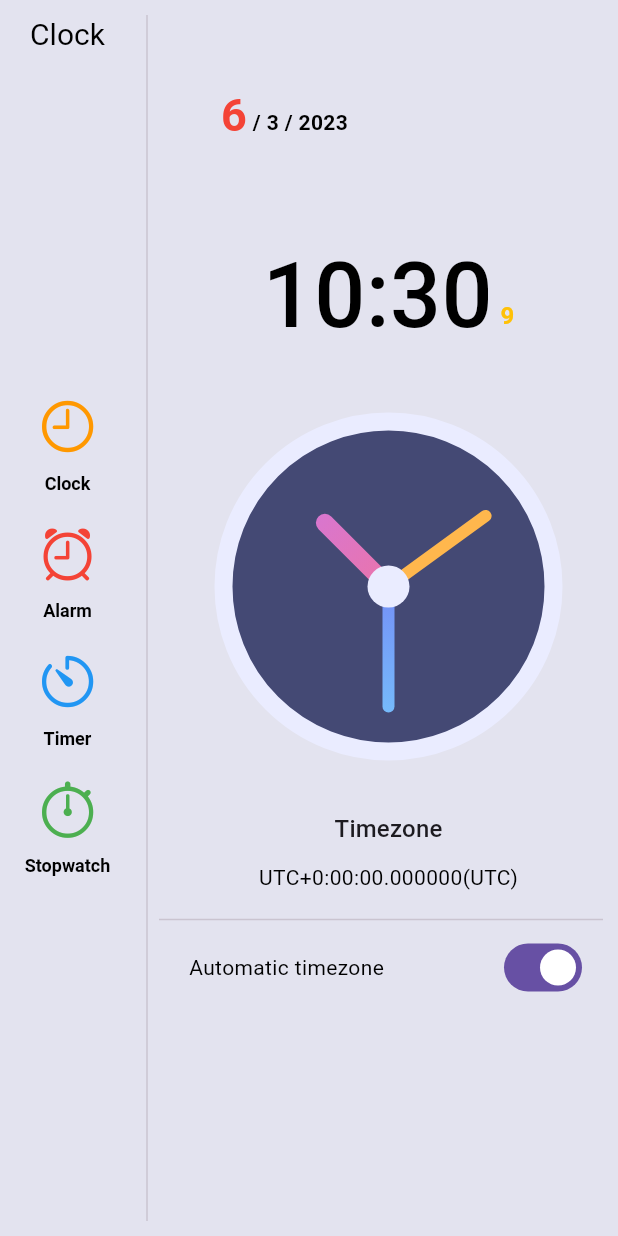
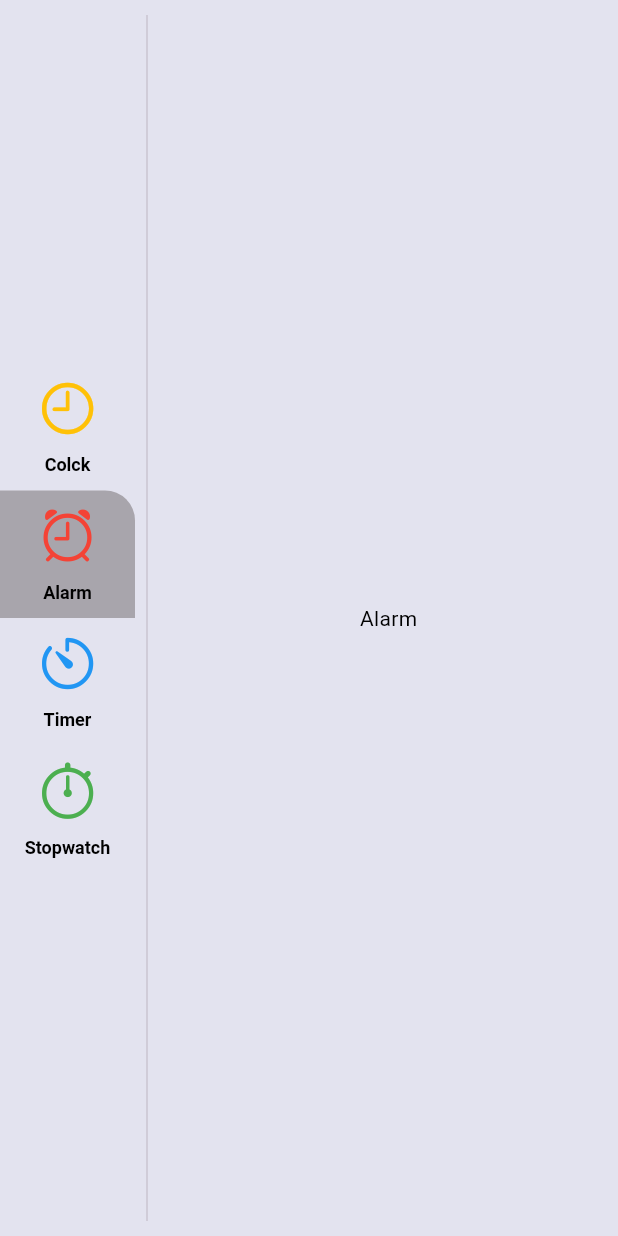
Before and after one commit to Shameerpc5029/Clock-App, a Flutter app: the screen it shows after launch, after a tap on "Alarm", on a phone screen of 412 x 824 dp. Run offline on Flutter 3.47's test engine with Material 2 defaults, Android fonts, the phone set to English and light mode, and no system bars.

Commit message:
clock view completed

```diff
--- /dev/null
+++ b/lib/common/data/data.dart
@@ -0,0 +1,31 @@
+import 'package:clock_app/controller/manu_info_controller.dart';
+import 'package:clock_app/model/manu_type_enum.dart';
+import 'package:flutter/cupertino.dart';
+import 'package:flutter/material.dart';
+
+List<MenuInfoCondroller> menuItem = [
+  MenuInfoCondroller(
+    MenuType.clock,
+    title: 'Colck',
+    icon: CupertinoIcons.clock,
+    color: Colors.amber,
+  ),
+  MenuInfoCondroller(
+    MenuType.alarm,
+    title: 'Alarm',
+    icon: CupertinoIcons.alarm,
+    color: Colors.red,
+  ),
+  MenuInfoCondroller(
+    MenuType.timer,
+    title: 'Timer',
+    icon: CupertinoIcons.timer,
+    color: Colors.blue,
+  ),
+  MenuInfoCondroller(
+    MenuType.stopwatch,
+    title: 'Stopwatch',
+    icon: CupertinoIcons.stopwatch,
+    color: Colors.green,
+  ),
+];
--- a/lib/common/style/colors.dart
+++ b/lib/common/style/colors.dart
@@ -3,4 +3,7 @@ import 'package:flutter/material.dart';
 class AppColors {
   Color backgroundDarkColor = const Color(0xFF2D2F41);
   Color backgroundLightColor = const Color.fromARGB(255, 227, 227, 239);
+  Color shadowColor = const Color.fromARGB(110, 91, 83, 83);
+
+
 }
--- a/lib/controller/home_controller.dart
+++ b/lib/controller/home_controller.dart
@@ -6,7 +6,6 @@ class HomeController extends ChangeNotifier {
   DateTime dateTime = DateTime.now();
   late Timer timer;
 
-  // DateTime get _dateTime => dateTime;
   void clock() {
     timer = Timer.periodic(const Duration(seconds: 1), (timer) {
       dateTime = DateTime.now();
--- /dev/null
+++ b/lib/controller/manu_info_controller.dart
@@ -0,0 +1,17 @@
+import 'package:clock_app/model/manu_type_enum.dart';
+import 'package:flutter/material.dart';
+
+class MenuInfoCondroller extends ChangeNotifier {
+  MenuType menuType;
+  String? title;
+  IconData? icon;
+  Color? color;
+
+  MenuInfoCondroller(this.menuType, {this.title, this.icon, this.color});
+  void updateManu(MenuInfoCondroller menuInfoCondroller) {
+    menuType = menuInfoCondroller.menuType;
+    title = menuInfoCondroller.title;
+    icon = menuInfoCondroller.icon;
+    notifyListeners();
+  }
+}
--- a/lib/main.dart
+++ b/lib/main.dart
@@ -1,5 +1,7 @@
 import 'package:clock_app/common/style/theme.dart';
 import 'package:clock_app/controller/home_controller.dart';
+import 'package:clock_app/controller/manu_info_controller.dart';
+import 'package:clock_app/model/manu_type_enum.dart';
 import 'package:clock_app/screens/home/home_screen.dart';
 import 'package:flutter/material.dart';
 import 'package:provider/provider.dart';
@@ -19,14 +21,17 @@ class MyApp extends StatelessWidget {
       providers: [
         ChangeNotifierProvider(
           create: (context) => HomeController(),
-        )
+        ),
       ],
       child: MaterialApp(
         debugShowCheckedModeBanner: false,
         darkTheme: darkTheme(),
         theme: lightTheme(),
         themeMode: ThemeMode.system,
-        home: const HomeScrenn(),
+        home: ChangeNotifierProvider<MenuInfoCondroller>(
+          create: (context) => MenuInfoCondroller(MenuType.clock),
+          child: const HomeScrenn(),
+        ),
       ),
     );
   }
--- /dev/null
+++ b/lib/model/manu_type_enum.dart
@@ -0,0 +1,6 @@
+enum MenuType {
+  clock,
+  alarm,
+  timer,
+  stopwatch,
+}
--- /dev/null
+++ b/lib/screens/alarm/alarm_view.dart
@@ -0,0 +1,20 @@
+import 'package:flutter/material.dart';
+
+class AlarmView extends StatelessWidget {
+  const AlarmView({
+    super.key,
+  });
+
+  @override
+  Widget build(BuildContext context) {
+    return SingleChildScrollView(
+      child: Column(
+        children: const [
+          Text(
+            "Alarm",
+          ),
+        ],
+      ),
+    );
+  }
+}
--- /dev/null
+++ b/lib/screens/clock/clock_view.dart
@@ -0,0 +1,110 @@
+import 'dart:math';
+
+import 'package:clock_app/common/style/sizes.dart';
+import 'package:clock_app/controller/home_controller.dart';
+import 'package:clock_app/screens/clock/widgets/clock_painter.dart';
+
+import 'package:flutter/material.dart';
+import 'package:provider/provider.dart';
+
+class ClockView extends StatelessWidget {
+  const ClockView({super.key});
+
+  @override
+  Widget build(BuildContext context) {
+    final size = MediaQuery.of(context);
+    WidgetsBinding.instance.addPostFrameCallback((timeStamp) {
+      Provider.of<HomeController>(context, listen: false).clock();
+    });
+    return Consumer<HomeController>(
+      builder: (context, value, child) {
+        return SingleChildScrollView(
+            child: Stack(
+          clipBehavior: Clip.none,
+          children: [
+            Positioned(
+              top: size.size.height * -.15,
+              child: Text(
+                "Clock",
+                style: Theme.of(context).textTheme.titleLarge,
+              ),
+            ),
+            Column(
+              children: [
+                Row(
+                  mainAxisAlignment: MainAxisAlignment.center,
+                  children: [
+                    Text(
+                      "${value.dateTime.day}",
+                      style: const TextStyle(
+                        fontWeight: FontWeight.bold,
+                        fontSize: 30,
+                        color: Colors.red,
+                      ),
+                    ),
+                    Padding(
+                      padding: const EdgeInsets.only(top: 10.0),
+                      child: Text(
+                        " / ${value.dateTime.month} / ${value.dateTime.year}",
+                        style: const TextStyle(
+                          fontWeight: FontWeight.bold,
+                          fontSize: 14,
+                        ),
+                      ),
+                    ),
+                  ],
+                ),
+                Row(
+                  mainAxisAlignment: MainAxisAlignment.center,
+                  children: [
+                    Text(
+                      "${value.dateTime.hour.toString().padLeft(2, '0')}:${value.dateTime.minute.toString().padLeft(2, '0')}",
+                      style: const TextStyle(
+                        fontWeight: FontWeight.w500,
+                        fontSize: 60,
+                      ),
+                    ),
+                    KSizedBox().width5,
+                    Padding(
+                      padding: const EdgeInsets.only(top: 25.0),
+                      child: Text(
+                        value.dateTime.second.toString().padLeft(2, '0'),
+                        style: const TextStyle(
+                            fontWeight: FontWeight.bold,
+                            fontSize: 16,
+                            color: Colors.amber),
+                      ),
+                    ),
+                  ],
+                ),
+                SizedBox(
+                  height: 300,
+                  width: 300,
+                  child: Transform.rotate(
+                    angle: -pi / 2,
+                    child: Consumer<HomeController>(
+                      builder: (context, value, child) {
+                        return CustomPaint(
+                          painter: ClockPainter(value.dateTime),
+                        );
+                      },
+                    ),
+                  ),
+                ),
+                Text(
+                  'Timezone',
+                  style: Theme.of(context).textTheme.titleMedium,
+                ),
+                KSizedBox().height10,
+                Text(
+                  "UTC+${value.dateTime.timeZoneOffset}(${value.dateTime.timeZoneName})",
+                  style: Theme.of(context).textTheme.bodyMedium,
+                ),
+              ],
+            ),
+          ],
+        ));
+      },
+    );
+  }
+}
--- /dev/null
+++ b/lib/screens/clock/widgets/clock_painter.dart
@@ -0,0 +1,100 @@
+import 'dart:math';
+
+import 'package:flutter/material.dart';
+
+class ClockPainter extends CustomPainter {
+  final DateTime dateTime;
+
+  ClockPainter(this.dateTime);
+  @override
+  void paint(Canvas canvas, Size size) {
+    var centerX = size.width / 2;
+    var centerY = size.height / 2;
+    var center = Offset(centerX, centerY);
+    var radius = min(centerX, centerY);
+
+    //**********  Fill  ******************/
+    var fillBrush = Paint()..color = const Color(0xff444974);
+    canvas.drawCircle(center, radius - 50, fillBrush);
+
+    //**********  Outline ******************/
+    var outlineBrush = Paint()
+      ..color = const Color(0xffeaecff)
+      ..style = PaintingStyle.stroke
+      ..strokeWidth = 12;
+    canvas.drawCircle(center, radius - 50, outlineBrush);
+
+    //**********  Sec arrow ******************/
+
+    var secHandBrush = Paint()
+      ..color = Colors.orange[300]!
+      ..style = PaintingStyle.stroke
+      ..strokeCap = StrokeCap.round
+      ..strokeWidth = 3;
+
+    var secHandX = centerX + 75 * cos(dateTime.second * 6 * pi / 180);
+    var secHandY = centerX + 75 * sin(dateTime.second * 6 * pi / 180);
+
+    canvas.drawLine(center, Offset(secHandX, secHandY), secHandBrush);
+
+    //**********  Minit arrow ******************/
+
+    var minHandBrush = Paint()
+      ..shader =
+          const RadialGradient(colors: [Color(0xff748ef6), Color(0xff77ddff)])
+              .createShader(Rect.fromCircle(center: center, radius: radius))
+      ..style = PaintingStyle.stroke
+      ..strokeCap = StrokeCap.round
+      ..strokeWidth = 8;
+
+    var minHandX = centerX + 60 * cos(dateTime.minute * 6 * pi / 180);
+    var minHandY = centerX + 60 * sin(dateTime.minute * 6 * pi / 180);
+
+    canvas.drawLine(center, Offset(minHandX, minHandY), minHandBrush);
+
+    //**********  hour arrow ******************/
+    var hourHandBrush = Paint()
+      ..shader = const RadialGradient(
+        colors: [
+          Color(0xffea74ab),
+          Color(0xffc279fb),
+        ],
+      ).createShader(Rect.fromCircle(center: center, radius: radius))
+      ..style = PaintingStyle.stroke
+      ..strokeCap = StrokeCap.round
+      ..strokeWidth = 10;
+
+    var hourHandX = centerX +
+        50 * cos((dateTime.hour * 30 + dateTime.minute * .5) * pi / 180);
+    var hourHandY = centerX +
+        50 * sin((dateTime.hour * 30 + dateTime.minute * .5) * pi / 180);
+
+    canvas.drawLine(center, Offset(hourHandX, hourHandY), hourHandBrush);
+
+    //**********  center Dot ******************/
+    var centerDotBrush = Paint()..color = const Color(0xffeaecff);
+
+    canvas.drawCircle(center, 14, centerDotBrush);
+
+    //**********  Outer lines ******************/
+
+    var dashBrush = Paint()
+      ..color = const Color(0xFFEAECFF)
+      ..style = PaintingStyle.stroke
+      ..strokeWidth = 1;
+    var outerRadius = radius - 30;
+    var innerRadius = radius * .9;
+    for (double i = 0; i < 360; i += 12) {
+      var x1 = centerX + outerRadius * cos(i * pi / 180);
+      var y1 = centerY + outerRadius * sin(i * pi / 180);
+      var x2 = centerX + innerRadius * cos(i * pi / 180);
+      var y2 = centerY + innerRadius * sin(i * pi / 180);
+      canvas.drawLine(Offset(x1, y1), Offset(x2, y2), dashBrush);
+    }
+  }
+
+  @override
+  bool shouldRepaint(covariant CustomPainter oldDelegate) {
+    return true;
+  }
+}
--- a/lib/screens/home/home_screen.dart
+++ b/lib/screens/home/home_screen.dart
@@ -1,7 +1,14 @@
-import 'package:clock_app/screens/home/widgets/clock_view.dart';
+import 'package:clock_app/common/data/data.dart';
+import 'package:clock_app/controller/manu_info_controller.dart';
+import 'package:clock_app/model/manu_type_enum.dart';
+import 'package:clock_app/screens/alarm/alarm_view.dart';
+import 'package:clock_app/screens/clock/clock_view.dart';
 import 'package:clock_app/screens/home/widgets/custom_button.dart';
-import 'package:flutter/cupertino.dart';
+import 'package:clock_app/screens/stopwatch/stopwatch_view.dart';
+import 'package:clock_app/screens/timer/timer_view.dart';
+
 import 'package:flutter/material.dart';
+import 'package:provider/provider.dart';
 
 class HomeScrenn extends StatelessWidget {
   const HomeScrenn({super.key});
@@ -20,43 +27,26 @@ class HomeScrenn extends StatelessWidget {
                     width: 90,
                     child: Column(
                       mainAxisAlignment: MainAxisAlignment.center,
-                      children: [
-                        Text(
-                          "Clock",
-                          style: Theme.of(context).textTheme.titleLarge,
-                        ),
-                        const Spacer(),
-                        CustomButton(
-                          text: 'Clock',
-                          color: Colors.orange,
-                          iconData: CupertinoIcons.clock,
-                          onTap: () {},
-                        ),
-                        CustomButton(
-                          text: 'Alarm',
-                          color: Colors.red,
-                          iconData: CupertinoIcons.alarm,
-                          onTap: () {},
-                        ),
-                        CustomButton(
-                          text: 'Timer',
-                          color: Colors.blue,
-                          iconData: CupertinoIcons.timer,
-                          onTap: () {},
-                        ),
-                        CustomButton(
-                          text: 'Stopwatch',
-                          color: Colors.green,
-                          iconData: CupertinoIcons.stopwatch,
-                          onTap: () {},
-                        ),
-                        const Spacer(),
-                      ],
+                      children: menuItem
+                          .map((currentMenuInfo) =>
+                              buildMenuButton(context, currentMenuInfo))
+                          .toList(),
                     ),
                   ),
                   const VerticalDivider(),
-                  const Expanded(
-                    child: ClockView(),
+                  Expanded(
+                    child: Consumer<MenuInfoCondroller>(
+                      builder: (context, value, child) {
+                        if (value.menuType == MenuType.clock) {
+                          return const ClockView();
+                        } else if (value.menuType == MenuType.alarm) {
+                          return const AlarmView();
+                        } else if (value.menuType == MenuType.timer) {
+                          return const TimerView();
+                        }
+                        return const StopwatchView();
+                      },
+                    ),
                   ),
                 ],
               ),
--- a/lib/screens/home/widgets/clock_view.dart
+++ /dev/null
@@ -1,225 +0,0 @@
-import 'dart:math';
-
-import 'package:clock_app/common/style/sizes.dart';
-import 'package:clock_app/controller/home_controller.dart';
-import 'package:flutter/material.dart';
-import 'package:provider/provider.dart';
-
-class ClockView extends StatelessWidget {
-  const ClockView({super.key});
-
-  @override
-  Widget build(BuildContext context) {
-    WidgetsBinding.instance.addPostFrameCallback((timeStamp) {
-      Provider.of<HomeController>(context, listen: false).clock();
-    });
-    return Consumer<HomeController>(
-      builder: (context, value, child) {
-        return SingleChildScrollView(
-          child: Stack(
-            clipBehavior: Clip.none,
-            alignment: Alignment.topCenter,
-            children: [
-              Positioned(
-                top: -100,
-                right: 180,
-                child: Row(
-                  mainAxisAlignment: MainAxisAlignment.center,
-                  children: [
-                    Text(
-                      "${value.dateTime.day}",
-                      style: const TextStyle(
-                        fontWeight: FontWeight.bold,
-                        fontSize: 30,
-                        color: Colors.red,
-                      ),
-                    ),
-                    Padding(
-                      padding: const EdgeInsets.only(top: 10.0),
-                      child: Text(
-                        " / ${value.dateTime.month} / ${value.dateTime.year}",
-                        style: const TextStyle(
-                          fontWeight: FontWeight.bold,
-                          fontSize: 14,
-                        ),
-                      ),
-                    ),
-                  ],
-                ),
-              ),
-              Column(
-                // mainAxisAlignment: MainAxisAlignment.center,
-                children: [
-                  // KSizedBox().height30,
-
-                  Row(
-                    mainAxisAlignment: MainAxisAlignment.center,
-                    children: [
-                      Text(
-                        "${value.dateTime.hour}:${value.dateTime.minute}",
-                        style: const TextStyle(
-                          fontWeight: FontWeight.w500,
-                          fontSize: 60,
-                        ),
-                      ),
-                      KSizedBox().width5,
-                      Padding(
-                        padding: const EdgeInsets.only(top: 25.0),
-                        child: Text(
-                          "${value.dateTime.second}",
-                          style: const TextStyle(
-                              fontWeight: FontWeight.bold,
-                              fontSize: 16,
-                              color: Colors.amber),
-                        ),
-                      ),
-                    ],
-                  ),
-
-                  SizedBox(
-                    height: 300,
-                    width: 300,
-                    child: Transform.rotate(
-                      angle: -pi / 2,
-                      child: Consumer<HomeController>(
-                        builder: (context, value, child) {
-                          return CustomPaint(
-                            painter: ClockPainter(value.dateTime),
-                          );
-                        },
-                      ),
-                    ),
-                  ),
-                  Text(
-                    'Timezone',
-                    style: Theme.of(context).textTheme.titleMedium,
-                  ),
-                  KSizedBox().height10,
-                  Text(
-                    "UTC+${value.dateTime.timeZoneOffset}(${value.dateTime.timeZoneName})",
-                    style: Theme.of(context).textTheme.bodyMedium,
-                  ),
-                  KSizedBox().height10,
-                  const Divider(
-                    endIndent: 10,
-                  ),
-                  Padding(
-                    padding: const EdgeInsets.symmetric(horizontal: 20),
-                    child: Row(
-                      children: [
-                        const Text("Automatic timezone"),
-                        const Spacer(),
-                        Switch(
-                          value: true,
-                          onChanged: (value) {},
-                        )
-                      ],
-                    ),
-                  ),
-                  // Spacer()
-                ],
-              ),
-            ],
-          ),
-        );
-      },
-    );
-  }
-}
-
-class ClockPainter extends CustomPainter {
-  final DateTime dateTime;
-
-  ClockPainter(this.dateTime);
-  @override
-  void paint(Canvas canvas, Size size) {
-    var centerX = size.width / 2;
-    var centerY = size.height / 2;
-    var center = Offset(centerX, centerY);
-    var radius = min(centerX, centerY);
-
-    //**********  Fill  ******************/
-    var fillBrush = Paint()..color = const Color(0xff444974);
-    canvas.drawCircle(center, radius - 40, fillBrush);
-
-    //**********  Outline ******************/
-    var outlineBrush = Paint()
-      ..color = const Color(0xffeaecff)
-      ..style = PaintingStyle.stroke
-      ..strokeWidth = 12;
-    canvas.drawCircle(center, radius - 40, outlineBrush);
-
-    //**********  Sec arrow ******************/
-
-    var secHandBrush = Paint()
-      ..color = Colors.orange[300]!
-      ..style = PaintingStyle.stroke
-      ..strokeCap = StrokeCap.round
-      ..strokeWidth = 8;
-
-    var secHandX = centerX + 80 * cos(dateTime.second * 6 * pi / 180);
-    var secHandY = centerX + 80 * sin(dateTime.second * 6 * pi / 180);
-
-    canvas.drawLine(center, Offset(secHandX, secHandY), secHandBrush);
-
-    //**********  Minit arrow ******************/
-
-    var minHandBrush = Paint()
-      ..shader =
-          const RadialGradient(colors: [Color(0xff748ef6), Color(0xff77ddff)])
-              .createShader(Rect.fromCircle(center: center, radius: radius))
-      ..style = PaintingStyle.stroke
-      ..strokeCap = StrokeCap.round
-      ..strokeWidth = 8;
-
-    var minHandX = centerX + 80 * cos(dateTime.minute * 6 * pi / 180);
-    var minHandY = centerX + 80 * sin(dateTime.minute * 6 * pi / 180);
-
-    canvas.drawLine(center, Offset(minHandX, minHandY), minHandBrush);
-
-    //**********  hour arrow ******************/
-    var hourHandBrush = Paint()
-      ..shader =
-          const RadialGradient(colors: [Color(0xffea74ab), Color(0xffc279fb)])
-              .createShader(Rect.fromCircle(center: center, radius: radius))
-      ..style = PaintingStyle.stroke
-      ..strokeCap = StrokeCap.round
-      ..strokeWidth = 12;
-
-    var hourHandX = centerX +
-        60 * cos((dateTime.hour * 30 + dateTime.minute * .5) * pi / 180);
-    var hourHandY = centerX +
-        60 * sin((dateTime.hour * 30 + dateTime.minute * .5) * pi / 180);
-
-    canvas.drawLine(center, Offset(hourHandX, hourHandY), hourHandBrush);
-
-    //**********  center Dot ******************/
-    var centerDotBrush = Paint()..color = const Color(0xffeaecff);
-
-    canvas.drawCircle(center, 14, centerDotBrush);
-
-    //**********  Outer lines ******************/
-
-    // var dashBrush = Paint()
-    //   ..color = const Color(0xFFEAECFF)
-    //   ..style = PaintingStyle.stroke
-    //   ..strokeCap = StrokeCap.round
-    //   ..strokeWidth = 1;
-    // var outerRadius = radius;
-    // var innerRadius = radius - 14;
-    // for (double i = 0; i < 360; i += 12) {
-    //   var x1 = centerX + outerRadius * cos(i * pi / 180);
-    //   var y1 = centerX + outerRadius * cos(i * pi / 180);
-
-    //   var x2 = centerX + innerRadius * cos(i * pi / 180);
-    //   var y2 = centerX + innerRadius * cos(i * pi / 180);
-
-    //   canvas.drawLine(Offset(x1, y1), Offset(x2, y2), dashBrush);
-    // }
-  }
-
-  @override
-  bool shouldRepaint(covariant CustomPainter oldDelegate) {
-    return true;
-  }
-}
--- a/lib/screens/home/widgets/custom_button.dart
+++ b/lib/screens/home/widgets/custom_button.dart
@@ -1,42 +1,46 @@
+import 'package:clock_app/common/style/colors.dart';
 import 'package:clock_app/common/style/sizes.dart';
+import 'package:clock_app/controller/manu_info_controller.dart';
 import 'package:flutter/material.dart';
+import 'package:provider/provider.dart';
 
-class CustomButton extends StatelessWidget {
-  const CustomButton({
-    super.key,
-    required this.text,
-    required this.color,
-    required this.iconData,
-    required this.onTap,
-  });
-  final void Function()? onTap;
-  final String text;
-  final Color color;
-  final IconData iconData;
-
-  @override
-  Widget build(BuildContext context) {
+Widget buildMenuButton(
+    BuildContext context, MenuInfoCondroller currentMenuInfo) {
+  return Consumer<MenuInfoCondroller>(
+    builder: (context, value, child) {
       return InkWell(
         borderRadius: const BorderRadius.only(topRight: Radius.circular(20)),
-      onTap: onTap,
+        onTap: () {
+          var manuInfo =
+              Provider.of<MenuInfoCondroller>(context, listen: false);
+          manuInfo.updateManu(currentMenuInfo);
+        },
         child: Container(
+          decoration: BoxDecoration(
+            borderRadius:
+                const BorderRadius.only(topRight: Radius.circular(20)),
+            color: currentMenuInfo.menuType == value.menuType
+                ? AppColors().shadowColor
+                : Colors.transparent,
+          ),
           padding: const EdgeInsets.all(10),
           width: double.infinity,
           child: Column(
             children: [
               Icon(
-              iconData,
-              color: color,
+                currentMenuInfo.icon,
+                color: currentMenuInfo.color,
                 size: 40,
               ),
               KSizedBox().height10,
               Text(
-              text,
+                currentMenuInfo.title.toString(),
                 style: Theme.of(context).textTheme.headlineLarge,
               )
             ],
           ),
         ),
       );
+    },
+  );
 }
-}
--- /dev/null
+++ b/lib/screens/stopwatch/stopwatch_view.dart
@@ -0,0 +1,20 @@
+import 'package:flutter/material.dart';
+
+class StopwatchView extends StatelessWidget {
+  const StopwatchView({
+    super.key,
+  });
+
+  @override
+  Widget build(BuildContext context) {
+    return SingleChildScrollView(
+      child: Column(
+        children: const [
+          Text(
+            "Stopwatch",
+          ),
+        ],
+      ),
+    );
+  }
+}
--- /dev/null
+++ b/lib/screens/timer/timer_view.dart
@@ -0,0 +1,20 @@
+import 'package:flutter/material.dart';
+
+class TimerView extends StatelessWidget {
+  const TimerView({
+    super.key,
+  });
+
+  @override
+  Widget build(BuildContext context) {
+    return SingleChildScrollView(
+      child: Column(
+        children: const [
+          Text(
+            "Timer",
+          ),
+        ],
+      ),
+    );
+  }
+}
```
Lines whose indentation alone changed are shown as unchanged.
